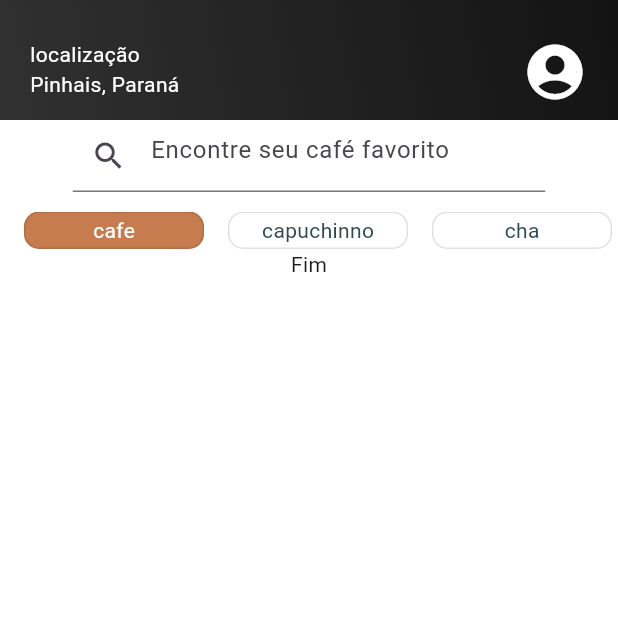
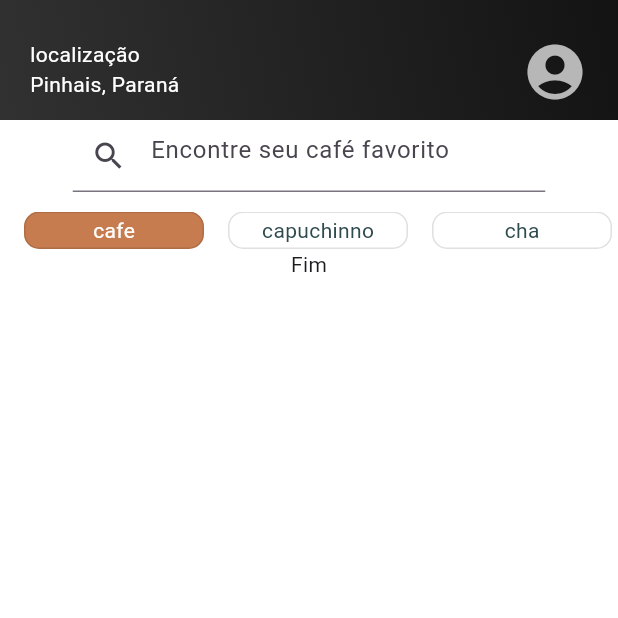
Before and after one commit to andreyrv18/CafePraJa, a Flutter app: the MyHomePage screen opened directly, on a phone screen of 412 x 824 dp, the top half of it. Run offline on Flutter 3.47's test engine with Material 3 defaults, Android fonts, the phone set to English and light mode, and no system bars; Roboto replaces fonts that are missing (Sora).

Commit message:
refactor: altera a cor do ícone no AppBarWidget para um tom mais suave

```diff
--- a/lib/widgets/app_bar_widget.dart
+++ b/lib/widgets/app_bar_widget.dart
@@ -52,12 +52,11 @@ class AppBarWidget extends StatelessWidget implements PreferredSizeWidget {
                 SizedBox(
                   height: 44,
                   width: 44,
-
                   child: ClipRRect(
                     borderRadius: BorderRadius.circular(10),
                     child: Icon(
                       Icons.account_circle,
-                      color: Colors.white,
+                      color: Color(0xffB7B7B7),
                       size: 44,
                     ),
                   ),
```
